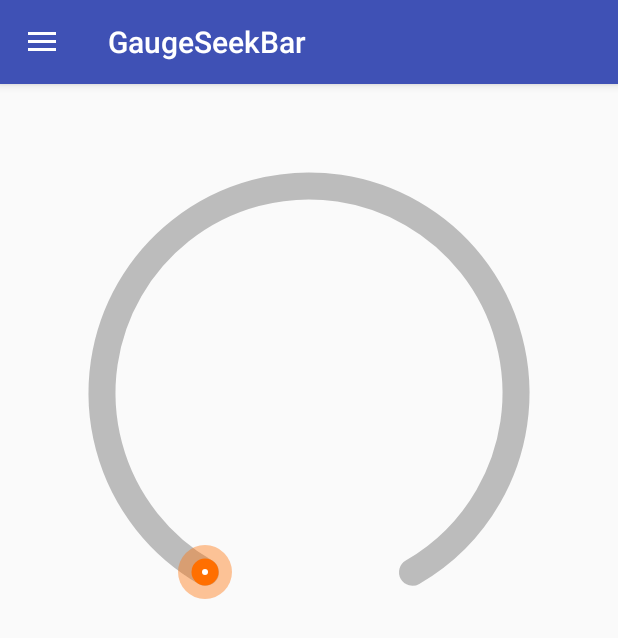
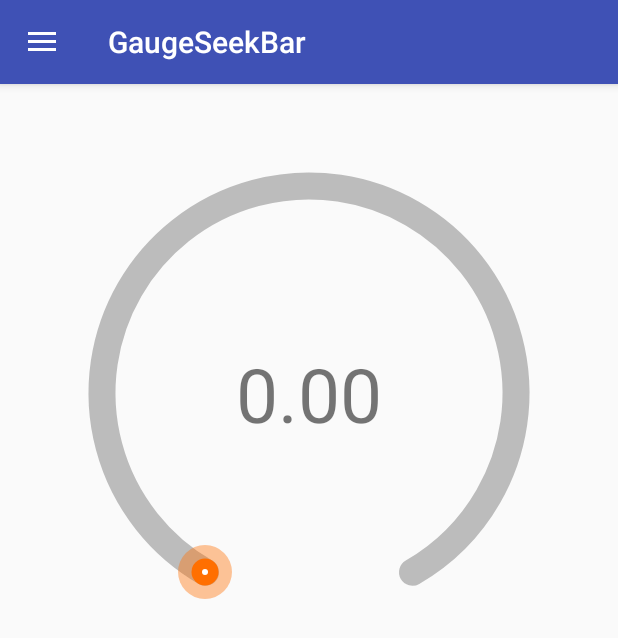
Before and after one commit to 10clouds/GaugeSeekBar, an Android app: the fragment FragmentCustomThumb placed in its activity, after a tap on "Unstyled seekbar", on a phone screen of 412 x 824 dp. Shown: the top 638 px of the screen. Run offline under Robolectric (Android 15) with nearby library versions, the phone set to English and light mode, and no system bars; 1 other tap on this screen came first.

Commit message:
Added updating progress text in FragmentCustomThumb and FragmentUnstyledSeekbar.

```diff
--- a/sampleapp/src/main/java/com/tenclouds/gaugeprogressbar/FragmentCustomThumb.kt
+++ b/sampleapp/src/main/java/com/tenclouds/gaugeprogressbar/FragmentCustomThumb.kt
@@ -5,9 +5,15 @@ import android.support.v4.app.Fragment
 import android.view.LayoutInflater
 import android.view.View
 import android.view.ViewGroup
+import kotlinx.android.synthetic.main.fragment_custom_thumb.*
+import kotlinx.android.synthetic.main.fragment_custom_thumb.view.*
 
 class FragmentCustomThumb : Fragment() {
     override fun onCreateView(inflater: LayoutInflater, container: ViewGroup?, savedInstanceState: Bundle?): View {
-        return inflater.inflate(R.layout.fragment_custom_thumb, container, false)
+        val view = inflater.inflate(R.layout.fragment_custom_thumb, container, false)
+        view.progress.progressChangedCallback = {
+            progressText.text = String.format("%.2f", it)
+        }
+        return view
     }
 }
--- a/sampleapp/src/main/java/com/tenclouds/gaugeprogressbar/FragmentUnstyledSeekbar.kt
+++ b/sampleapp/src/main/java/com/tenclouds/gaugeprogressbar/FragmentUnstyledSeekbar.kt
@@ -5,9 +5,15 @@ import android.support.v4.app.Fragment
 import android.view.LayoutInflater
 import android.view.View
 import android.view.ViewGroup
+import kotlinx.android.synthetic.main.fragment_unstyled_seekbar.*
+import kotlinx.android.synthetic.main.fragment_unstyled_seekbar.view.*
 
 class FragmentUnstyledSeekbar : Fragment() {
     override fun onCreateView(inflater: LayoutInflater, container: ViewGroup?, savedInstanceState: Bundle?): View? {
-        return inflater.inflate(R.layout.fragment_unstyled_seekbar, container, false)
+        val view = inflater.inflate(R.layout.fragment_unstyled_seekbar, container, false)
+        view.progress.progressChangedCallback = {
+            progressText.text = String.format("%.2f", it)
+        }
+        return view
     }
 }
--- a/sampleapp/src/main/res/layout/fragment_custom_thumb.xml
+++ b/sampleapp/src/main/res/layout/fragment_custom_thumb.xml
@@ -26,11 +26,13 @@
         android:id="@+id/progressText"
         android:layout_width="wrap_content"
         android:layout_height="wrap_content"
+        android:text="0.00"
         android:textSize="50sp"
         app:layout_constraintBottom_toBottomOf="@id/progress"
         app:layout_constraintLeft_toLeftOf="@id/progress"
         app:layout_constraintRight_toRightOf="@id/progress"
         app:layout_constraintTop_toTopOf="@id/progress"
+        tools:ignore="HardcodedText"
         tools:text="0.1" />
 
 </android.support.constraint.ConstraintLayout>
--- a/sampleapp/src/main/res/layout/fragment_unstyled_seekbar.xml
+++ b/sampleapp/src/main/res/layout/fragment_unstyled_seekbar.xml
@@ -21,11 +21,13 @@
         android:id="@+id/progressText"
         android:layout_width="wrap_content"
         android:layout_height="wrap_content"
+        android:text="0.00"
         android:textSize="50sp"
         app:layout_constraintBottom_toBottomOf="@id/progress"
         app:layout_constraintLeft_toLeftOf="@id/progress"
         app:layout_constraintRight_toRightOf="@id/progress"
         app:layout_constraintTop_toTopOf="@id/progress"
-        tools:text="0.1" />
+        tools:text="0.1"
+        tools:ignore="HardcodedText" />
 
 </android.support.constraint.ConstraintLayout>
```
